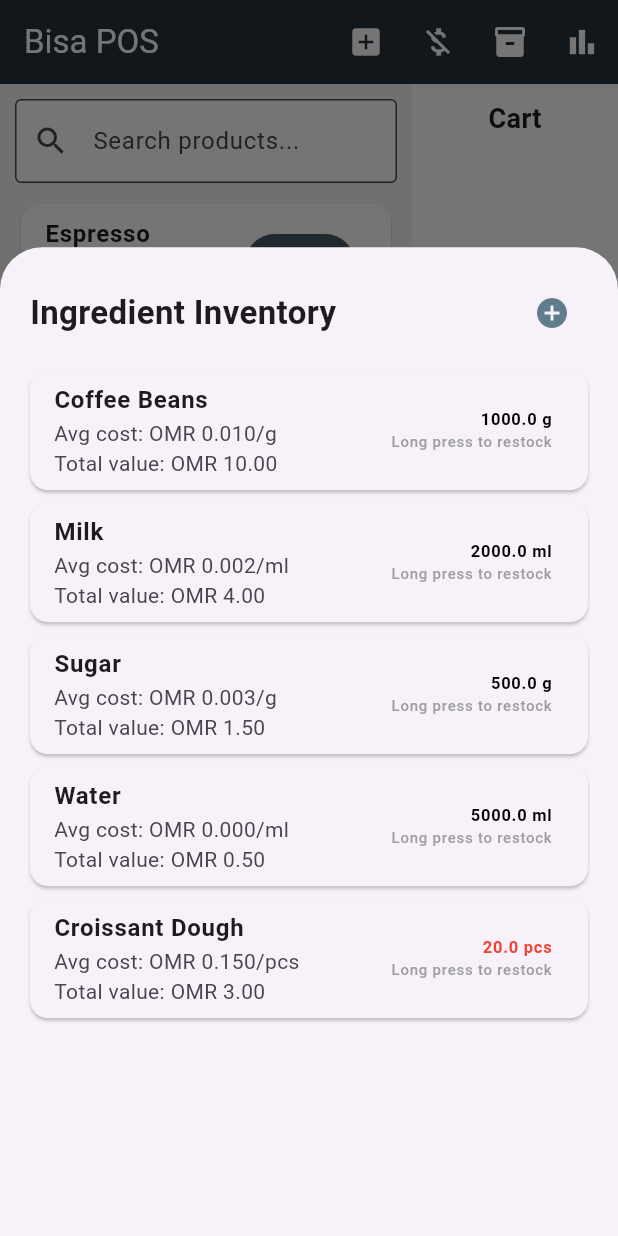
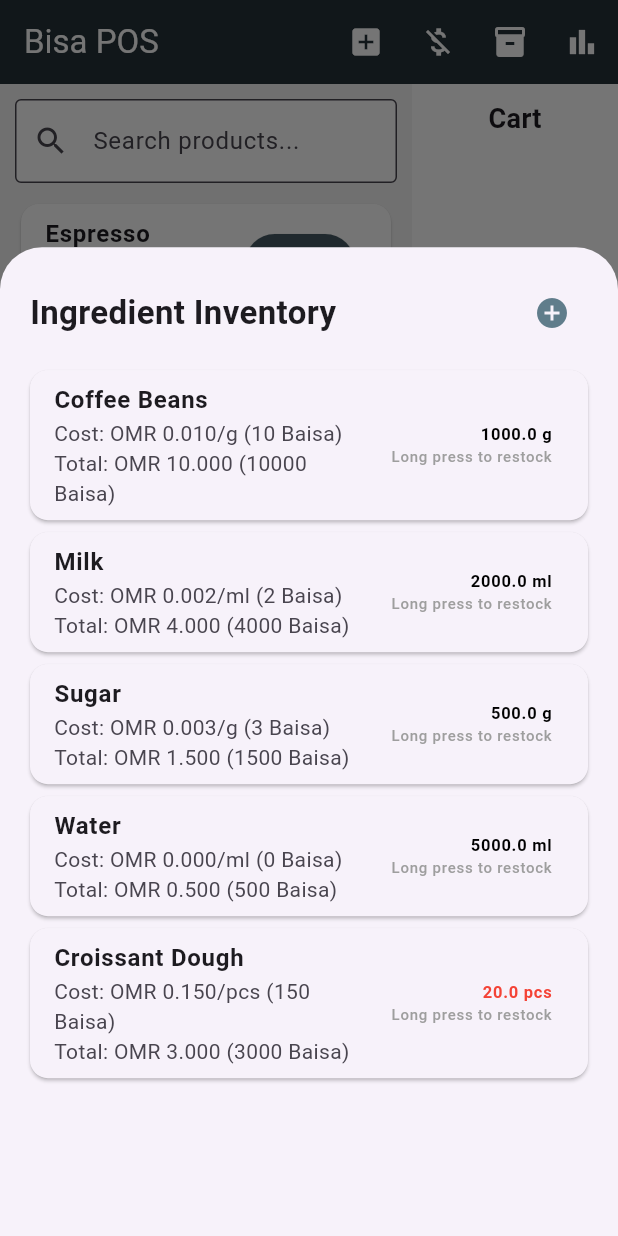
Before and after one commit to Lama-oman/bisa-pos, a Flutter app: the screen it shows after launch, after a tap on the "inventory" icon, on a phone screen of 412 x 824 dp. Run offline on Flutter 3.47's test engine with Material 3 defaults, Android fonts, the phone set to English and light mode, and no system bars.

Commit message:
Add OMR/Baisa dual display for Omani currency format

```diff
--- a/lib/main.dart
+++ b/lib/main.dart
@@ -1,4 +1,15 @@
 import 'package:flutter/material.dart';
+
+String formatOMR(double amount) {
+  // Format as OMR with 3 decimal places (for Baisa precision)
+  return 'OMR ${amount.toStringAsFixed(3)}';
+}
+
+String formatBaisa(double amount) {
+  // Convert OMR to Baisa (1 OMR = 1000 Baisa)
+  final baisa = (amount * 1000).toInt();
+  return '$baisa Baisa';
+}
 
 void main() {
   runApp(const BisaPOS());
@@ -210,8 +221,8 @@ class _PosHomePageState extends State<PosHomePage> {
                   child: ListTile(
                     title: Text(ing.name, style: const TextStyle(fontWeight: FontWeight.bold)),
                     subtitle: Text(
-                      'Avg cost: OMR ${ing.purchasePrice.toStringAsFixed(3)}/${ing.unit}\n'
-                      'Total value: OMR ${ing.totalCost.toStringAsFixed(2)}'
+                      'Cost: ${formatOMR(ing.purchasePrice)}/${ing.unit} (${formatBaisa(ing.purchasePrice)})\n'
+                      'Total: ${formatOMR(ing.totalCost)} (${formatBaisa(ing.totalCost)})'
                     ),
                     trailing: Column(
                       mainAxisAlignment: MainAxisAlignment.center,
@@ -277,7 +288,12 @@ class _PosHomePageState extends State<PosHomePage> {
                 });
                 Navigator.pop(context);
                 ScaffoldMessenger.of(context).showSnackBar(
-                  SnackBar(content: Text('${nameController.text} added! Price per ${unitController.text}: OMR ${pricePerUnit.toStringAsFixed(3)}')),
+                  SnackBar(
+                    content: Text(
+                      '${nameController.text} added!\n'
+                      'Cost: ${formatOMR(pricePerUnit)} per ${unitController.text} (${formatBaisa(pricePerUnit)})'
+                    ),
+                  ),
                 );
               }
             },
@@ -300,8 +316,8 @@ class _PosHomePageState extends State<PosHomePage> {
           children: [
             Text(
               'Current stock: ${ing.stock.toStringAsFixed(1)} ${ing.unit}\n'
-              'Current avg cost: OMR ${ing.purchasePrice.toStringAsFixed(3)} per ${ing.unit}\n'
-              'Current total value: OMR ${ing.totalCost.toStringAsFixed(2)}',
+              'Avg cost: ${formatOMR(ing.purchasePrice)} per ${ing.unit} (${formatBaisa(ing.purchasePrice)})\n'
+              'Total value: ${formatOMR(ing.totalCost)} (${formatBaisa(ing.totalCost)})',
               style: const TextStyle(fontSize: 12, color: Colors.grey),
             ),
             const SizedBox(height: 10),
@@ -339,8 +355,8 @@ class _PosHomePageState extends State<PosHomePage> {
                 ScaffoldMessenger.of(context).showSnackBar(
                   SnackBar(
                     content: Text(
-                      'Added ${amount.toStringAsFixed(1)} ${ing.unit} for OMR ${totalCostOfBatch.toStringAsFixed(2)}.\n'
-                      'New avg cost: OMR ${ing.purchasePrice.toStringAsFixed(3)} per ${ing.unit}'
+                      'Added ${amount.toStringAsFixed(1)} ${ing.unit} for ${formatOMR(totalCostOfBatch)} (${formatBaisa(totalCostOfBatch)}).\n'
+                      'New avg: ${formatOMR(ing.purchasePrice)} per ${ing.unit} (${formatBaisa(ing.purchasePrice)})'
                     ),
                   ),
                 );
```
